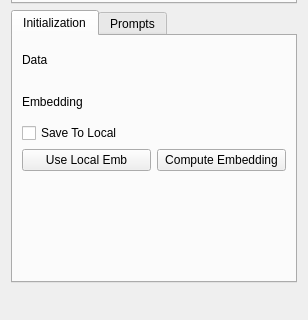
Before: the Qt Designer form samm/SammBase/Resources/UI/SammBase.ui in bingogome/samm, drawn with Qt 5; both pictures show x 0 to 308 and y 287 to 607 of the 308 by 854 pixel window.
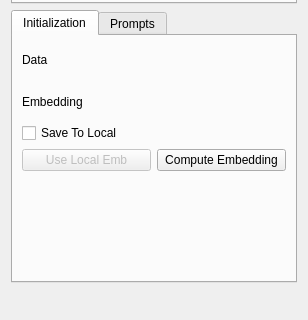
After: the same form once the commit is applied. Custom widgets are drawn as their Qt base class.

Commit message: disable local embedding

Diff of the .ui file:
```diff
--- a/samm/SammBase/Resources/UI/SammBase.ui
+++ b/samm/SammBase/Resources/UI/SammBase.ui
@@ -182,6 +182,9 @@
        </item>
        <item row="5" column="0">
         <widget class="QPushButton" name="pushUseLocalEmb">
+         <property name="enabled">
+          <bool>false</bool>
+         </property>
          <property name="text">
           <string>Use Local Emb</string>
          </property>
```
Left out of the diff: 2 changed lines with no effect on the pictures.
